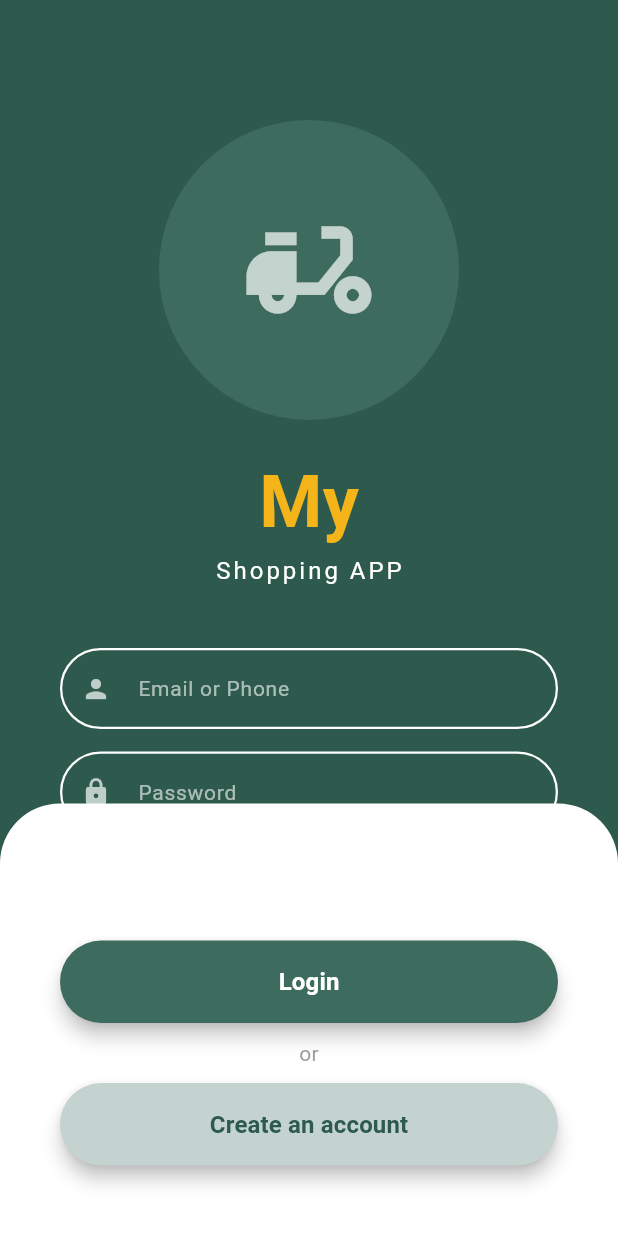
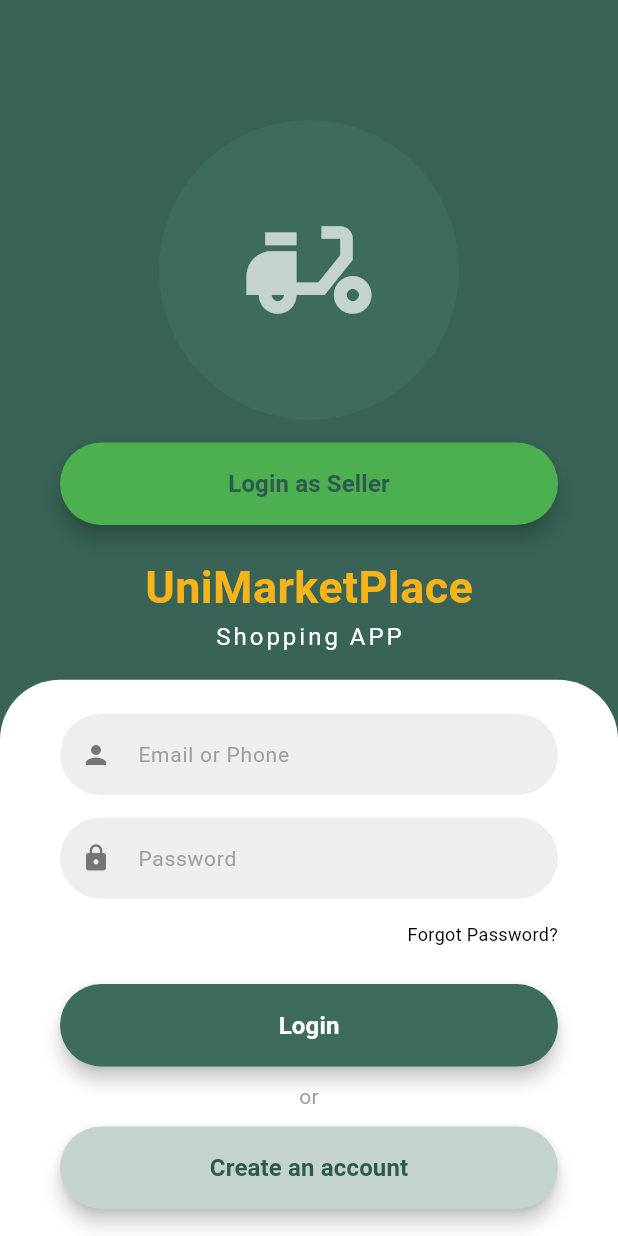
Before and after one commit to 078605-cpu/untitled, a Flutter app: the screen it shows after launch, on a phone screen of 412 x 824 dp. Run offline on Flutter 3.47's test engine with Material 3 defaults, Android fonts, the phone set to English and light mode, and no system bars.

Commit message:
seller pages added

```diff
--- a/lib/main.dart
+++ b/lib/main.dart
@@ -1,7 +1,7 @@
 import 'package:flutter/material.dart';
+import 'seller_profile_page.dart'; // Import the seller page
 
 void main() {
-
   runApp(const MyApp());
 }
 
@@ -22,14 +22,14 @@ class LoginScreen extends StatelessWidget {
   Widget build(BuildContext context) {
     return Scaffold(
       // Dark green background
-      backgroundColor: const Color(0xFF2D5A4C),
+      backgroundColor: const Color(0xFF386356),
       body: Stack(
         children: [
           // White curved container at the bottom
           Align(
             alignment: Alignment.bottomCenter,
             child: Container(
-              height: MediaQuery.of(context).size.height * 0.35,
+              height: MediaQuery.of(context).size.height * 0.45, // Adjusted height
               decoration: const BoxDecoration(
                 color: Colors.white,
                 borderRadius: BorderRadius.only(
@@ -60,12 +60,26 @@ class LoginScreen extends StatelessWidget {
                       ),
                     ),
                   ),
+
+                  const SizedBox(height: 15),
+                  // New button to navigate to the Seller Page
+                  _buildButton(
+                    text: 'Login as Seller',
+                    color: Colors.green, // Make it look different
+                    textColor: const Color(0xFF2D5A4C),
+                    onPressed: () {
+                      Navigator.push(
+                        context,
+                        MaterialPageRoute(builder: (context) => const SellerProfilePage()),
+                      );
+                    },
+                  ),
                   const SizedBox(height: 20),
                   // Branding
                   const Text(
-                    'My',
+                    'UniMarketPlace',
                     style: TextStyle(
-                      fontSize: 48,
+                      fontSize: 30,
                       fontWeight: FontWeight.bold,
                       color: Color(0xFFF4B41A),
                     ),
@@ -84,16 +98,20 @@ class LoginScreen extends StatelessWidget {
                   const SizedBox(height: 15),
                   _buildTextField(Icons.lock, 'Password', isObscure: true),
                   const SizedBox(height: 15),
-                  const Text(
-                    'Forgot Password?',
-                    style: TextStyle(color: Colors.white, fontSize: 12),
+                  const Align(
+                    alignment: Alignment.centerRight,
+                    child: Text(
+                      'Forgot Password?',
+                      style: TextStyle(color: Colors.black, fontSize: 12),
+                    ),
                   ),
-                  const SizedBox(height: 40),
+                  const SizedBox(height: 25),
                   // Login Button
                   _buildButton(
                     text: 'Login',
                     color: const Color(0xFF3D6B5D),
                     textColor: Colors.white,
+                    onPressed: () {},
                   ),
                   const Padding(
                     padding: EdgeInsets.symmetric(vertical: 10),
@@ -104,7 +122,9 @@ class LoginScreen extends StatelessWidget {
                     text: 'Create an account',
                     color: const Color(0xFFC4D3D0),
                     textColor: const Color(0xFF2D5A4C),
+                    onPressed: () {},
                   ),
+
                 ],
               ),
             ),
@@ -118,18 +138,16 @@ class LoginScreen extends StatelessWidget {
   Widget _buildTextField(IconData icon, String hint, {bool isObscure = false}) {
     return TextField(
       obscureText: isObscure,
-      style: const TextStyle(color: Colors.white),
+      style: const TextStyle(color: Colors.black),
       decoration: InputDecoration(
-        prefixIcon: Icon(icon, color: Colors.white70, size: 20),
+        prefixIcon: Icon(icon, color: Colors.grey.shade600, size: 20),
         hintText: hint,
-        hintStyle: const TextStyle(color: Colors.white60, fontSize: 14),
-        enabledBorder: OutlineInputBorder(
+        hintStyle: const TextStyle(color: Colors.grey, fontSize: 14),
+        filled: true,
+        fillColor: Colors.grey.shade200,
+        border: OutlineInputBorder(
           borderRadius: BorderRadius.circular(30),
-          borderSide: const BorderSide(color: Colors.white, width: 1.5),
-        ),
-        focusedBorder: OutlineInputBorder(
-          borderRadius: BorderRadius.circular(30),
-          borderSide: const BorderSide(color: Colors.white, width: 2),
+          borderSide: BorderSide.none,
         ),
         contentPadding: const EdgeInsets.symmetric(vertical: 15),
       ),
@@ -137,7 +155,12 @@ class LoginScreen extends StatelessWidget {
   }
 
   // Helper method for Buttons
-  Widget _buildButton({required String text, required Color color, required Color textColor}) {
+  Widget _buildButton({
+    required String text,
+    required Color color,
+    required Color textColor,
+    required VoidCallback onPressed,
+  }) {
     return SizedBox(
       width: double.infinity,
       height: 55,
@@ -145,9 +168,9 @@ class LoginScreen extends StatelessWidget {
         style: ElevatedButton.styleFrom(
           backgroundColor: color,
           shape: RoundedRectangleBorder(borderRadius: BorderRadius.circular(30)),
-          elevation: 5,
+          elevation: color == Colors.transparent ? 0 : 5, // No shadow for transparent button
         ),
-        onPressed: () {},
+        onPressed: onPressed,
         child: Text(
           text,
           style: TextStyle(color: textColor, fontWeight: FontWeight.bold, fontSize: 16),
--- a/pubspec.yaml
+++ b/pubspec.yaml
@@ -45,7 +45,7 @@ dev_dependencies:
   # activated in the `analysis_options.yaml` file located at the root of your
   # package. See that file for information about deactivating specific lint
   # rules and activating additional ones.
-  flutter_lints: ^5.0.0
+  flutter_lints: ^6.0.0
 
 # For information on the generic Dart part of this file, see the
 # following page: https://dart.dev/tools/pub/pubspec
```
Also changed, not shown: pubspec.lock.
